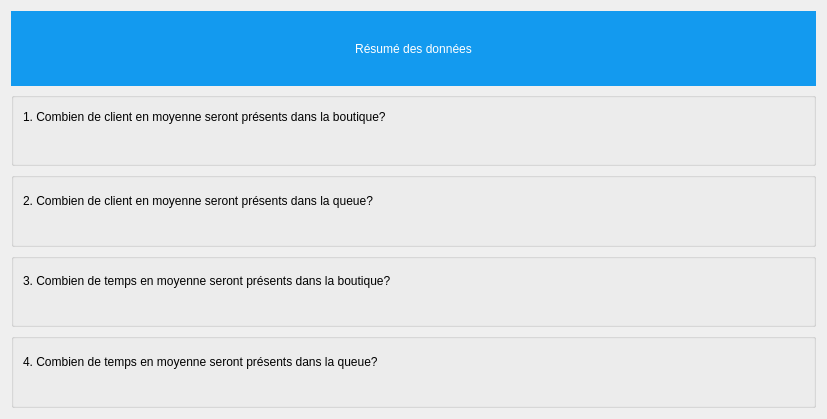
The window that WaitingLine/dialogresume.ui (AmaneMisora/Processus-Stochastique) describes before a commit, drawn with Qt 5.
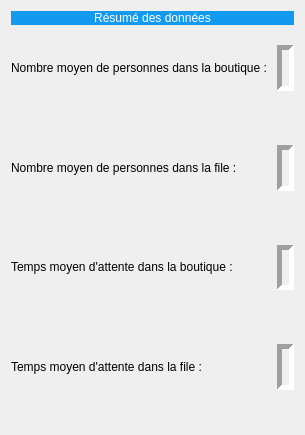
The same window after the commit.

Commit message: Révision de l'estétique de la fenêtre de résumé et corrections sur la question 3

The edit to the form file:
```diff
--- a/WaitingLine/dialogresume.ui
+++ b/WaitingLine/dialogresume.ui
@@ -9,25 +9,53 @@
    <rect>
     <x>0</x>
     <y>0</y>
-    <width>827</width>
-    <height>419</height>
+    <width>281</width>
+    <height>435</height>
    </rect>
   </property>
+  <property name="sizePolicy">
+   <sizepolicy hsizetype="Fixed" vsizetype="Fixed">
+    <horstretch>0</horstretch>
+    <verstretch>0</verstretch>
+   </sizepolicy>
+  </property>
   <property name="windowTitle">
    <string>Dialog</string>
   </property>
   <property name="accessibleName">
    <string/>
   </property>
-  <property name="sizeGripEnabled">
-   <bool>false</bool>
+  <property name="modal">
+   <bool>true</bool>
   </property>
   <layout class="QGridLayout" name="gridLayout">
-   <item row="0" column="0">
+   <property name="verticalSpacing">
+    <number>20</number>
+   </property>
+   <item row="7" column="0">
+    <widget class="QLabel" name="label_q4">
+     <property name="inputMethodHints">
+      <set>Qt::ImhNone</set>
+     </property>
+     <property name="text">
+      <string>Temps moyen d'attente dans la file : </string>
+     </property>
+     <property name="textFormat">
+      <enum>Qt::RichText</enum>
+     </property>
+    </widget>
+   </item>
+   <item row="0" column="0" colspan="2">
     <widget class="QLabel" name="label_title">
      <property name="enabled">
       <bool>true</bool>
      </property>
+     <property name="sizePolicy">
+      <sizepolicy hsizetype="Minimum" vsizetype="Fixed">
+       <horstretch>0</horstretch>
+       <verstretch>0</verstretch>
+      </sizepolicy>
+     </property>
      <property name="styleSheet">
       <string notr="true">color: rgb(255, 255, 255);
 background-color: rgb(19, 154, 239);
@@ -39,173 +67,178 @@
      <property name="alignment">
       <set>Qt::AlignCenter</set>
      </property>
+     <property name="margin">
+      <number>30</number>
+     </property>
     </widget>
    </item>
    <item row="1" column="0">
-    <widget class="QGroupBox" name="groupBox">
-     <property name="sizePolicy">
-      <sizepolicy hsizetype="Preferred" vsizetype="Fixed">
-       <horstretch>0</horstretch>
-       <verstretch>0</verstretch>
-      </sizepolicy>
-     </property>
-     <property name="title">
-      <string/>
-     </property>
-     <layout class="QGridLayout" name="gridLayout_2" columnstretch="1,0">
-      <item row="0" column="0">
        <widget class="QLabel" name="label_q1">
         <property name="inputMethodHints">
          <set>Qt::ImhNone</set>
         </property>
         <property name="text">
-         <string>1. Combien de client en moyenne seront présents dans la boutique?</string>
+      <string>Nombre moyen de personnes dans la boutique : </string>
         </property>
         <property name="textFormat">
          <enum>Qt::RichText</enum>
         </property>
-        <property name="wordWrap">
-         <bool>true</bool>
-        </property>
-       </widget>
-      </item>
-      <item row="0" column="1">
-       <widget class="QLabel" name="label_q1_answer">
-        <property name="text">
-         <string/>
-        </property>
-       </widget>
-      </item>
-      <item row="1" column="0" colspan="2">
-       <widget class="QLabel" name="label_q1_explain">
-        <property name="text">
-         <string/>
-        </property>
-       </widget>
-      </item>
-     </layout>
-    </widget>
-   </item>
-   <item row="2" column="0">
-    <widget class="QGroupBox" name="groupBox_2">
-     <property name="title">
-      <string/>
-     </property>
-     <layout class="QGridLayout" name="gridLayout_3" columnstretch="1,0">
-      <item row="0" column="0">
-       <widget class="QLabel" name="label_q2">
-        <property name="inputMethodHints">
-         <set>Qt::ImhNone</set>
-        </property>
-        <property name="text">
-         <string>2. Combien de client en moyenne seront présents dans la queue?</string>
-        </property>
-        <property name="textFormat">
-         <enum>Qt::RichText</enum>
-        </property>
-        <property name="wordWrap">
-         <bool>true</bool>
-        </property>
-       </widget>
-      </item>
-      <item row="0" column="1">
-       <widget class="QLabel" name="label_q2_answer">
-        <property name="text">
-         <string/>
-        </property>
-       </widget>
-      </item>
-      <item row="1" column="0" colspan="2">
-       <widget class="QLabel" name="label_q2_explain">
-        <property name="sizePolicy">
-         <sizepolicy hsizetype="Preferred" vsizetype="Fixed">
-          <horstretch>0</horstretch>
-          <verstretch>0</verstretch>
-         </sizepolicy>
-        </property>
-        <property name="text">
-         <string/>
-        </property>
-       </widget>
-      </item>
-     </layout>
     </widget>
    </item>
    <item row="3" column="0">
-    <widget class="QGroupBox" name="groupBox_3">
-     <property name="title">
-      <string/>
+    <widget class="QLabel" name="label_q2">
+     <property name="inputMethodHints">
+      <set>Qt::ImhNone</set>
      </property>
-     <layout class="QGridLayout" name="gridLayout_4" columnstretch="1,0">
-      <item row="0" column="0">
+     <property name="text">
+      <string>Nombre moyen de personnes dans la file : </string>
+     </property>
+     <property name="textFormat">
+      <enum>Qt::RichText</enum>
+     </property>
+    </widget>
+   </item>
+   <item row="5" column="0">
        <widget class="QLabel" name="label_q3">
         <property name="inputMethodHints">
          <set>Qt::ImhNone</set>
         </property>
         <property name="text">
-         <string>3. Combien de temps en moyenne seront présents dans la boutique?</string>
+      <string>Temps moyen d'attente dans la boutique : </string>
         </property>
         <property name="textFormat">
          <enum>Qt::RichText</enum>
         </property>
-        <property name="wordWrap">
-         <bool>true</bool>
-        </property>
-       </widget>
-      </item>
-      <item row="0" column="1">
+    </widget>
+   </item>
+   <item row="1" column="1">
+    <widget class="QLabel" name="label_q1_answer">
+     <property name="frameShape">
+      <enum>QFrame::Panel</enum>
+     </property>
+     <property name="frameShadow">
+      <enum>QFrame::Sunken</enum>
+     </property>
+     <property name="lineWidth">
+      <number>5</number>
+     </property>
+     <property name="text">
+      <string/>
+     </property>
+     <property name="alignment">
+      <set>Qt::AlignHCenter|Qt::AlignTop</set>
+     </property>
+     <property name="margin">
+      <number>5</number>
+     </property>
+    </widget>
+   </item>
+   <item row="3" column="1">
+    <widget class="QLabel" name="label_q2_answer">
+     <property name="frameShape">
+      <enum>QFrame::Panel</enum>
+     </property>
+     <property name="frameShadow">
+      <enum>QFrame::Sunken</enum>
+     </property>
+     <property name="lineWidth">
+      <number>5</number>
+     </property>
+     <property name="text">
+      <string/>
+     </property>
+     <property name="alignment">
+      <set>Qt::AlignHCenter|Qt::AlignTop</set>
+     </property>
+     <property name="margin">
+      <number>5</number>
+     </property>
+    </widget>
+   </item>
+   <item row="5" column="1">
        <widget class="QLabel" name="label_q3_answer">
-        <property name="text">
-         <string/>
-        </property>
-       </widget>
-      </item>
-      <item row="1" column="0" colspan="2">
-       <widget class="QLabel" name="label_q3_explain">
-        <property name="sizePolicy">
-         <sizepolicy hsizetype="Preferred" vsizetype="Fixed">
-          <horstretch>0</horstretch>
-          <verstretch>0</verstretch>
-         </sizepolicy>
-        </property>
+     <property name="frameShape">
+      <enum>QFrame::Panel</enum>
+     </property>
+     <property name="frameShadow">
+      <enum>QFrame::Sunken</enum>
+     </property>
+     <property name="lineWidth">
+      <number>5</number>
+     </property>
         <property name="text">
          <string/>
         </property>
-       </widget>
-      </item>
-     </layout>
-    </widget>
-   </item>
-   <item row="4" column="0">
-    <widget class="QGroupBox" name="groupBox_4">
-     <property name="title">
-      <string/>
+     <property name="alignment">
+      <set>Qt::AlignHCenter|Qt::AlignTop</set>
      </property>
-     <layout class="QGridLayout" name="gridLayout_5" columnstretch="1,0">
-      <item row="0" column="0">
-       <widget class="QLabel" name="label_q4">
-        <property name="inputMethodHints">
-         <set>Qt::ImhNone</set>
-        </property>
-        <property name="text">
-         <string>4. Combien de temps en moyenne seront présents dans la queue?</string>
-        </property>
-        <property name="textFormat">
-         <enum>Qt::RichText</enum>
-        </property>
-        <property name="wordWrap">
-         <bool>true</bool>
-        </property>
-       </widget>
-      </item>
-      <item row="0" column="1">
+     <property name="margin">
+      <number>5</number>
+     </property>
+    </widget>
+   </item>
+   <item row="7" column="1">
        <widget class="QLabel" name="label_q4_answer">
+     <property name="frameShape">
+      <enum>QFrame::Panel</enum>
+     </property>
+     <property name="frameShadow">
+      <enum>QFrame::Sunken</enum>
+     </property>
+     <property name="lineWidth">
+      <number>5</number>
+     </property>
         <property name="text">
          <string/>
         </property>
-       </widget>
-      </item>
-      <item row="1" column="0" colspan="2">
+     <property name="alignment">
+      <set>Qt::AlignHCenter|Qt::AlignTop</set>
+     </property>
+     <property name="margin">
+      <number>5</number>
+     </property>
+    </widget>
+   </item>
+   <item row="2" column="0" colspan="2">
+    <widget class="QLabel" name="label_q1_explain">
+     <property name="sizePolicy">
+      <sizepolicy hsizetype="Preferred" vsizetype="Fixed">
+       <horstretch>0</horstretch>
+       <verstretch>0</verstretch>
+      </sizepolicy>
+     </property>
+     <property name="text">
+      <string/>
+     </property>
+    </widget>
+   </item>
+   <item row="4" column="0" colspan="2">
+    <widget class="QLabel" name="label_q2_explain">
+     <property name="sizePolicy">
+      <sizepolicy hsizetype="Preferred" vsizetype="Fixed">
+       <horstretch>0</horstretch>
+       <verstretch>0</verstretch>
+      </sizepolicy>
+     </property>
+     <property name="text">
+      <string/>
+     </property>
+    </widget>
+   </item>
+   <item row="6" column="0" colspan="2">
+    <widget class="QLabel" name="label_q3_explain">
+     <property name="sizePolicy">
+      <sizepolicy hsizetype="Preferred" vsizetype="Fixed">
+       <horstretch>0</horstretch>
+       <verstretch>0</verstretch>
+      </sizepolicy>
+     </property>
+     <property name="text">
+      <string/>
+     </property>
+    </widget>
+   </item>
+   <item row="8" column="0" colspan="2">
        <widget class="QLabel" name="label_q4_explain">
         <property name="sizePolicy">
          <sizepolicy hsizetype="Preferred" vsizetype="Fixed">
@@ -216,9 +249,6 @@
         <property name="text">
          <string/>
         </property>
-       </widget>
-      </item>
-     </layout>
     </widget>
    </item>
   </layout>
```
Lines whose indentation alone changed are shown as unchanged. The commit also changes 4 other files.
